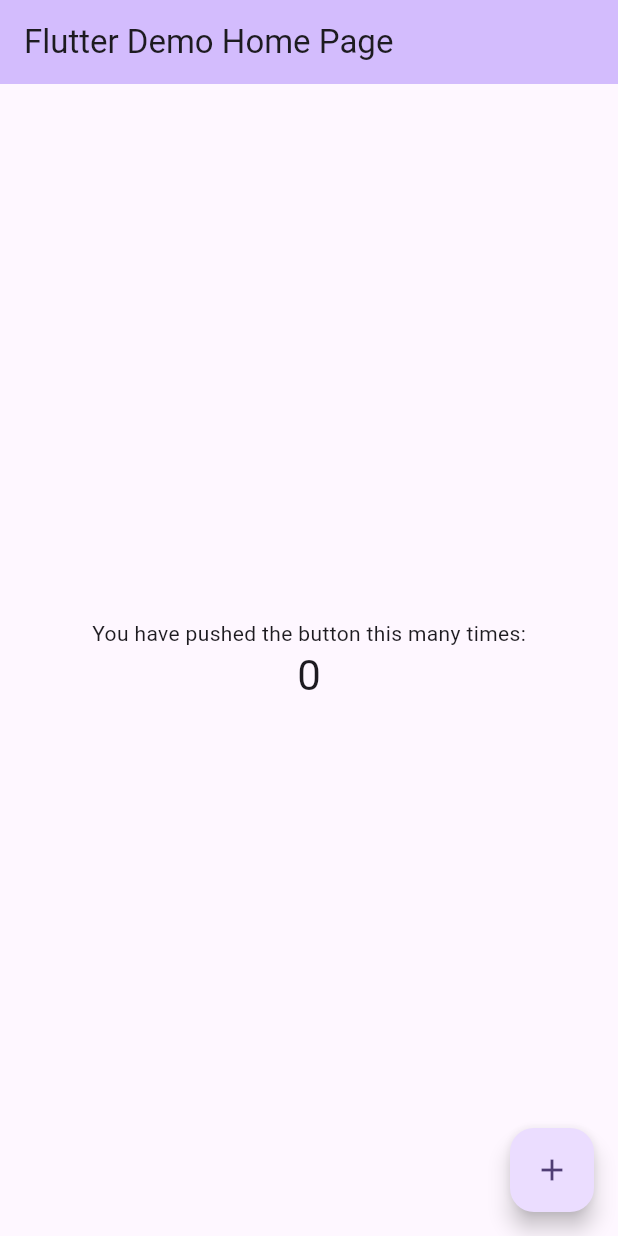
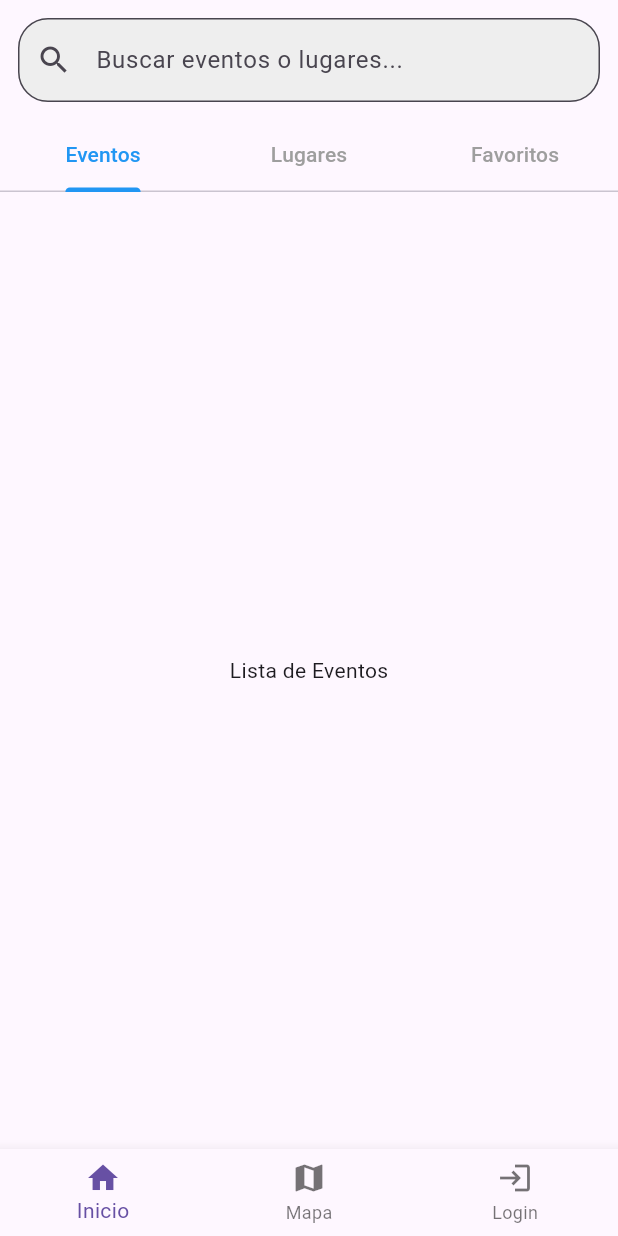
Before and after one commit to PJancko/app_turista, a Flutter app: the screen it shows after launch, on a phone screen of 412 x 824 dp. Run offline on Flutter 3.47's test engine with Material 3 defaults, Android fonts, the phone set to English and light mode, and no system bars; our stand-ins replace firebase_core; accounts and stored records are empty.

Commit message:
layout y base de datos

```diff
--- a/lib/main.dart
+++ b/lib/main.dart
@@ -1,122 +1,113 @@
 import 'package:flutter/material.dart';
 
 void main() {
-  runApp(const MyApp());
+  runApp(MyApp());
 }
 
 class MyApp extends StatelessWidget {
   const MyApp({super.key});
 
-  // This widget is the root of your application.
   @override
   Widget build(BuildContext context) {
     return MaterialApp(
-      title: 'Flutter Demo',
-      theme: ThemeData(
-        // This is the theme of your application.
-        //
-        // TRY THIS: Try running your application with "flutter run". You'll see
-        // the application has a purple toolbar. Then, without quitting the app,
-        // try changing the seedColor in the colorScheme below to Colors.green
-        // and then invoke "hot reload" (save your changes or press the "hot
-        // reload" button in a Flutter-supported IDE, or press "r" if you used
-        // the command line to start the app).
-        //
-        // Notice that the counter didn't reset back to zero; the application
-        // state is not lost during the reload. To reset the state, use hot
-        // restart instead.
-        //
-        // This works for code too, not just values: Most code changes can be
-        // tested with just a hot reload.
-        colorScheme: ColorScheme.fromSeed(seedColor: Colors.deepPurple),
-      ),
-      home: const MyHomePage(title: 'Flutter Demo Home Page'),
+      title: 'App de Eventos',
+      theme: ThemeData(primarySwatch: Colors.blue, useMaterial3: true),
+      home: HomeLayout(),
     );
   }
 }
 
-class MyHomePage extends StatefulWidget {
-  const MyHomePage({super.key, required this.title});
-
-  // This widget is the home page of your application. It is stateful, meaning
-  // that it has a State object (defined below) that contains fields that affect
-  // how it looks.
-
-  // This class is the configuration for the state. It holds the values (in this
-  // case the title) provided by the parent (in this case the App widget) and
-  // used by the build method of the State. Fields in a Widget subclass are
-  // always marked "final".
-
-  final String title;
+class HomeLayout extends StatefulWidget {
+  const HomeLayout({super.key});
 
   @override
-  State<MyHomePage> createState() => _MyHomePageState();
+  State<HomeLayout> createState() => _HomeLayoutState();
 }
 
-class _MyHomePageState extends State<MyHomePage> {
-  int _counter = 0;
+class _HomeLayoutState extends State<HomeLayout>
+    with SingleTickerProviderStateMixin {
+  int _bottomIndex = 0;
+  late TabController _tabController;
 
-  void _incrementCounter() {
-    setState(() {
-      // This call to setState tells the Flutter framework that something has
-      // changed in this State, which causes it to rerun the build method below
-      // so that the display can reflect the updated values. If we changed
-      // _counter without calling setState(), then the build method would not be
-      // called again, and so nothing would appear to happen.
-      _counter++;
-    });
+  final List<Tab> _tabs = const [
+    Tab(text: 'Eventos'),
+    Tab(text: 'Lugares'),
+    Tab(text: 'Favoritos'),
+  ];
+
+  @override
+  void initState() {
+    super.initState();
+    _tabController = TabController(length: _tabs.length, vsync: this);
+  }
+
+  @override
+  void dispose() {
+    _tabController.dispose();
+    super.dispose();
+  }
+
+  Widget _buildTopSearch() {
+    return Padding(
+      padding: const EdgeInsets.all(12.0),
+      child: TextField(
+        decoration: InputDecoration(
+          hintText: 'Buscar eventos o lugares...',
+          prefixIcon: const Icon(Icons.search),
+          border: OutlineInputBorder(borderRadius: BorderRadius.circular(20)),
+          filled: true,
+          fillColor: Colors.grey[200],
+        ),
+      ),
+    );
+  }
+
+  Widget _buildTabContent() {
+    return TabBarView(
+      controller: _tabController,
+      children: const [
+        Center(child: Text('Lista de Eventos')),
+        Center(child: Text('Lista de Lugares')),
+        Center(child: Text('Favoritos')),
+      ],
+    );
+  }
+
+  Widget _buildBottomNavigation() {
+    return BottomNavigationBar(
+      currentIndex: _bottomIndex,
+      onTap: (index) {
+        setState(() {
+          _bottomIndex = index;
+        });
+      },
+      items: const [
+        BottomNavigationBarItem(icon: Icon(Icons.home), label: 'Inicio'),
+        BottomNavigationBarItem(icon: Icon(Icons.map), label: 'Mapa'),
+        BottomNavigationBarItem(icon: Icon(Icons.login), label: 'Login'),
+      ],
+    );
   }
 
   @override
   Widget build(BuildContext context) {
-    // This method is rerun every time setState is called, for instance as done
-    // by the _incrementCounter method above.
-    //
-    // The Flutter framework has been optimized to make rerunning build methods
-    // fast, so that you can just rebuild anything that needs updating rather
-    // than having to individually change instances of widgets.
     return Scaffold(
-      appBar: AppBar(
-        // TRY THIS: Try changing the color here to a specific color (to
-        // Colors.amber, perhaps?) and trigger a hot reload to see the AppBar
-        // change color while the other colors stay the same.
-        backgroundColor: Theme.of(context).colorScheme.inversePrimary,
-        // Here we take the value from the MyHomePage object that was created by
-        // the App.build method, and use it to set our appbar title.
-        title: Text(widget.title),
-      ),
-      body: Center(
-        // Center is a layout widget. It takes a single child and positions it
-        // in the middle of the parent.
+      body: SafeArea(
         child: Column(
-          // Column is also a layout widget. It takes a list of children and
-          // arranges them vertically. By default, it sizes itself to fit its
-          // children horizontally, and tries to be as tall as its parent.
-          //
-          // Column has various properties to control how it sizes itself and
-          // how it positions its children. Here we use mainAxisAlignment to
-          // center the children vertically; the main axis here is the vertical
-          // axis because Columns are vertical (the cross axis would be
-          // horizontal).
-          //
-          // TRY THIS: Invoke "debug painting" (choose the "Toggle Debug Paint"
-          // action in the IDE, or press "p" in the console), to see the
-          // wireframe for each widget.
-          mainAxisAlignment: MainAxisAlignment.center,
-          children: <Widget>[
-            const Text('You have pushed the button this many times:'),
-            Text(
-              '$_counter',
-              style: Theme.of(context).textTheme.headlineMedium,
+          children: [
+            _buildTopSearch(),
+            TabBar(
+              controller: _tabController,
+              tabs: _tabs,
+              labelColor: Colors.blue,
+              unselectedLabelColor: Colors.grey,
+              indicatorColor: Colors.blue,
             ),
+            Expanded(child: _buildTabContent()),
           ],
         ),
       ),
-      floatingActionButton: FloatingActionButton(
-        onPressed: _incrementCounter,
-        tooltip: 'Increment',
-        child: const Icon(Icons.add),
-      ), // This trailing comma makes auto-formatting nicer for build methods.
+      bottomNavigationBar: _buildBottomNavigation(),
     );
   }
 }
--- a/pubspec.yaml
+++ b/pubspec.yaml
@@ -34,6 +34,8 @@ dependencies:
   # The following adds the Cupertino Icons font to your application.
   # Use with the CupertinoIcons class for iOS style icons.
   cupertino_icons: ^1.0.8
+  firebase_core: ^3.13.1
+  cloud_firestore: ^5.6.8
 
 dev_dependencies:
   flutter_test:
```
Also changed, not shown: firebase.json (added), lib/firebase_options.dart (added), pubspec.lock, 6 other files.
